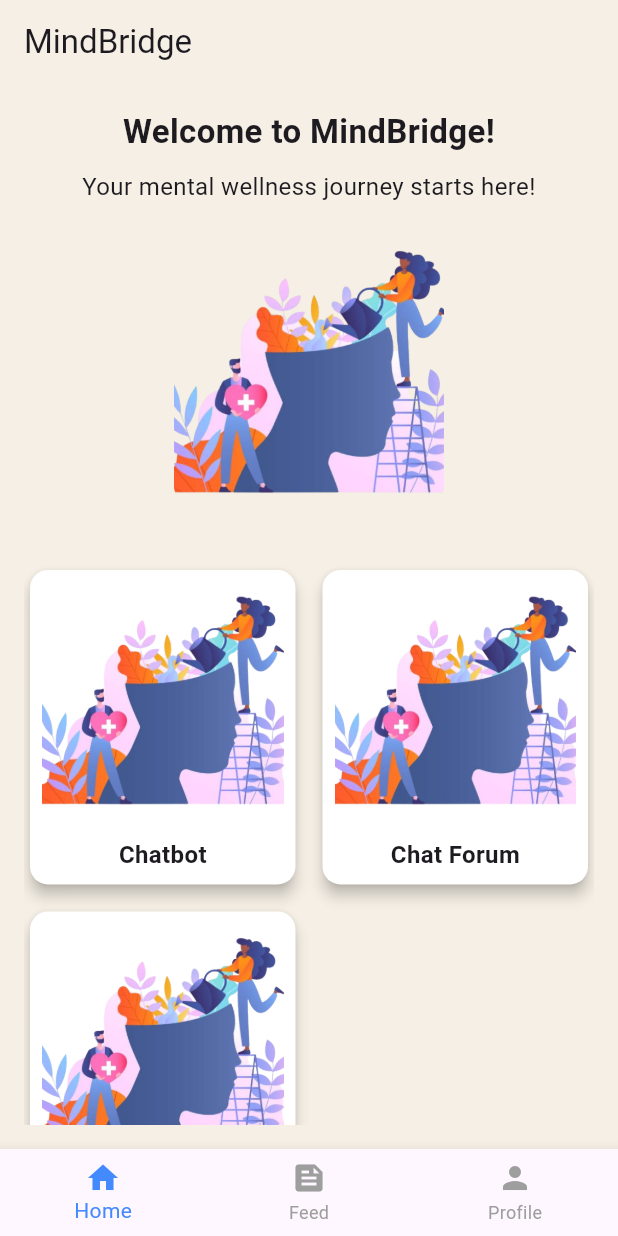
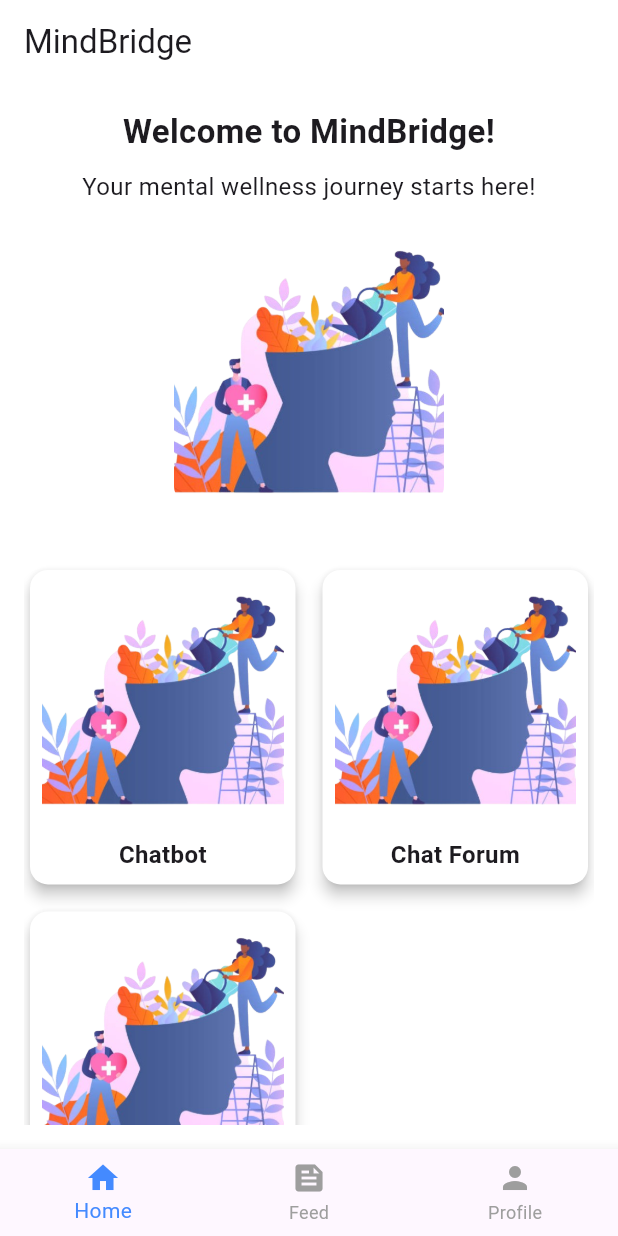
Before and after one commit to Ranumi123/SDGP, a Flutter app: the screen it shows after launch, on a phone screen of 412 x 824 dp. Run offline on Flutter 3.47's test engine with Material 3 defaults, Android fonts, the phone set to English and light mode, and no system bars.

Commit message:
Changed the colour theme

```diff
--- a/lib/home_page.dart
+++ b/lib/home_page.dart
@@ -24,7 +24,7 @@ class _HomePageState extends State<HomePage> {
   @override
   Widget build(BuildContext context) {
     return Scaffold(
-      backgroundColor: Color(0xFFF5EFE5), // Match the theme
+      backgroundColor: Colors.white, // Changed to white
       appBar: AppBar(
         title: Text('MindBridge'),
         backgroundColor: Colors.transparent,
```
